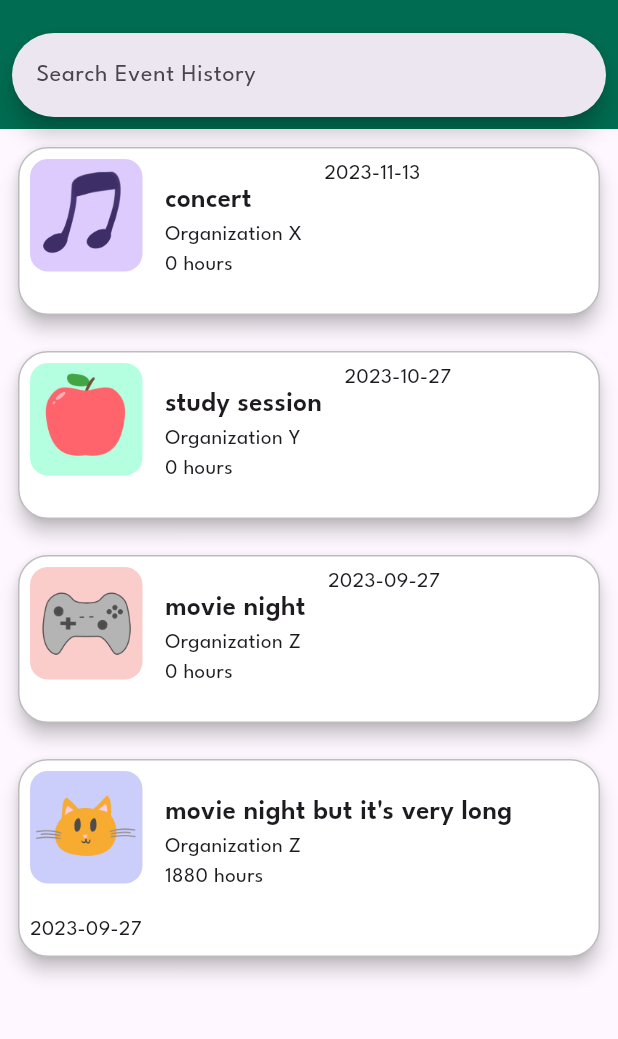
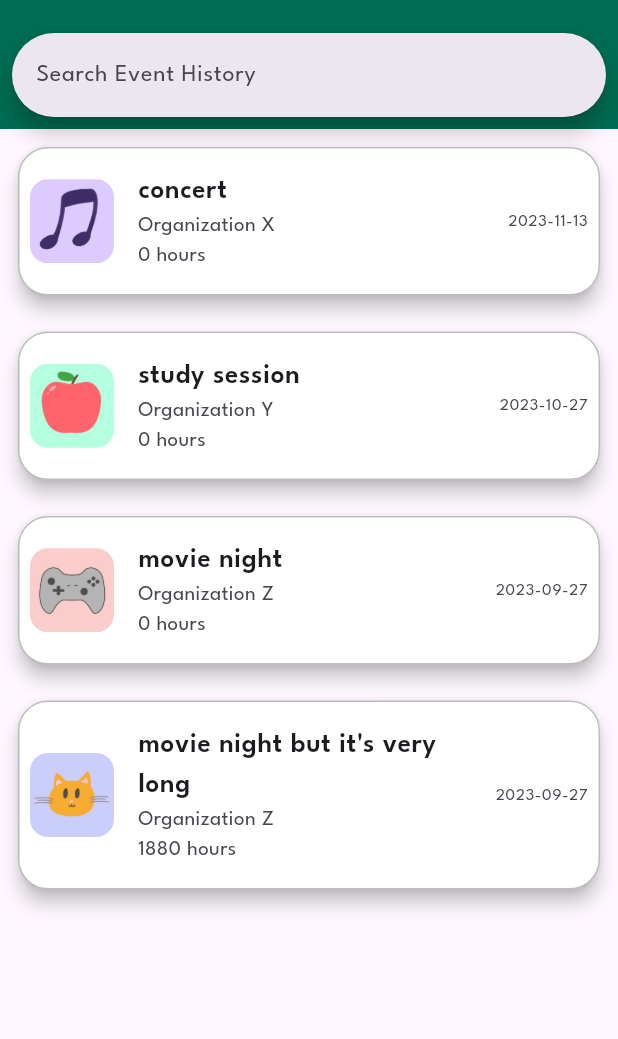
Before and after one commit to KnightAssistUCF/KnightAssist-Mobile-App, a Flutter app: the EventHistoryScreen screen opened by its route, on a phone screen of 412 x 824 dp, the part 63-1102 px from its top. Run offline on Flutter 3.47's test engine with Material 3 defaults, Android fonts, the phone set to English and light mode, and no system bars; our stand-ins replace flutter_riverpod, go_router, percent_indicator, riverpod_annotation, rxdart; missing offline and left inert: editable_image; generated files the repository leaves out were written again.

Commit message:
make event history be a listtile

```diff
--- a/knightassist_mobile_app/lib/src/features/events/presentation/event_history_screen.dart
+++ b/knightassist_mobile_app/lib/src/features/events/presentation/event_history_screen.dart
@@ -273,29 +273,23 @@ class EventCard extends StatelessWidget {
                 onTap: () => context.pushNamed("historydetail", extra: event),
                 child: Padding(
                   padding: const EdgeInsets.all(8.0),
-                  child: Column(
-                    crossAxisAlignment: CrossAxisAlignment.start,
-                    children: [
-                      Wrap(
-                        children: [
-                          ClipRRect(
+                  child: ListTile(
+                    contentPadding: EdgeInsets.zero,
+                    leading:  ClipRRect(
                       borderRadius: BorderRadius.circular(12.0),
                       child: Image(
                           image: AssetImage(event.picLink),
                           height: 75)),
-                          Padding(
-                            padding: const EdgeInsets.all(15.0),
-                            child: Column(
-                              crossAxisAlignment: CrossAxisAlignment.start,
-                              mainAxisAlignment: MainAxisAlignment.start,
-                              children: [
-                                Text(
+                    title: Text(
                         event.name,
                         style: const TextStyle(
                             fontWeight: FontWeight.w600,
                             fontSize: 18),
                         textAlign: TextAlign.start,
                       ),
+                      subtitle: Column(
+                        crossAxisAlignment: CrossAxisAlignment.start,
+                        children: [
                           Text(
                             event.sponsoringOrganization,
                             style: const TextStyle(
@@ -310,17 +304,13 @@ class EventCard extends StatelessWidget {
                           ),
                         ],
                       ),
-                          ),
-                          Text(
+                      trailing: Text(
                         DateFormat('yyyy-MM-dd')
                             .format(event.date),
                         style: const TextStyle(
                             fontWeight: FontWeight.w400),
                         textAlign: TextAlign.start,
                       ),
-                        ],
-                      ),
-                    ],
                   ),
                 ),
               ),
```
Lines whose indentation alone changed are shown as unchanged.
